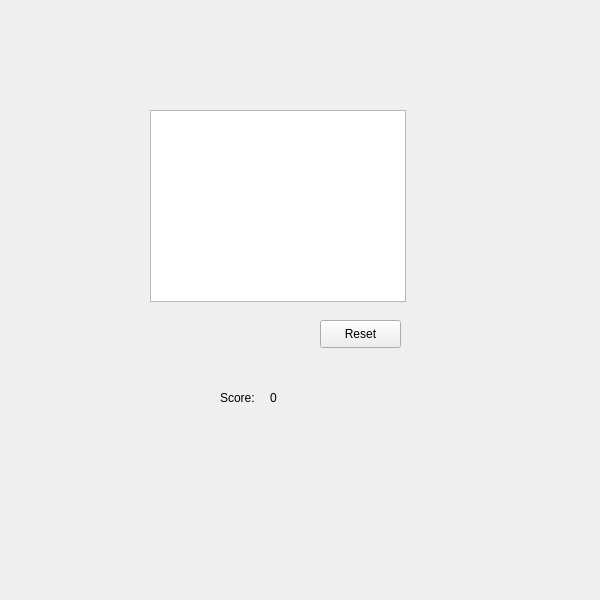
Above: program/view/uiFiles/taskPage.ui from Ayslim/TaskTally before the change. Below: the same form after it.
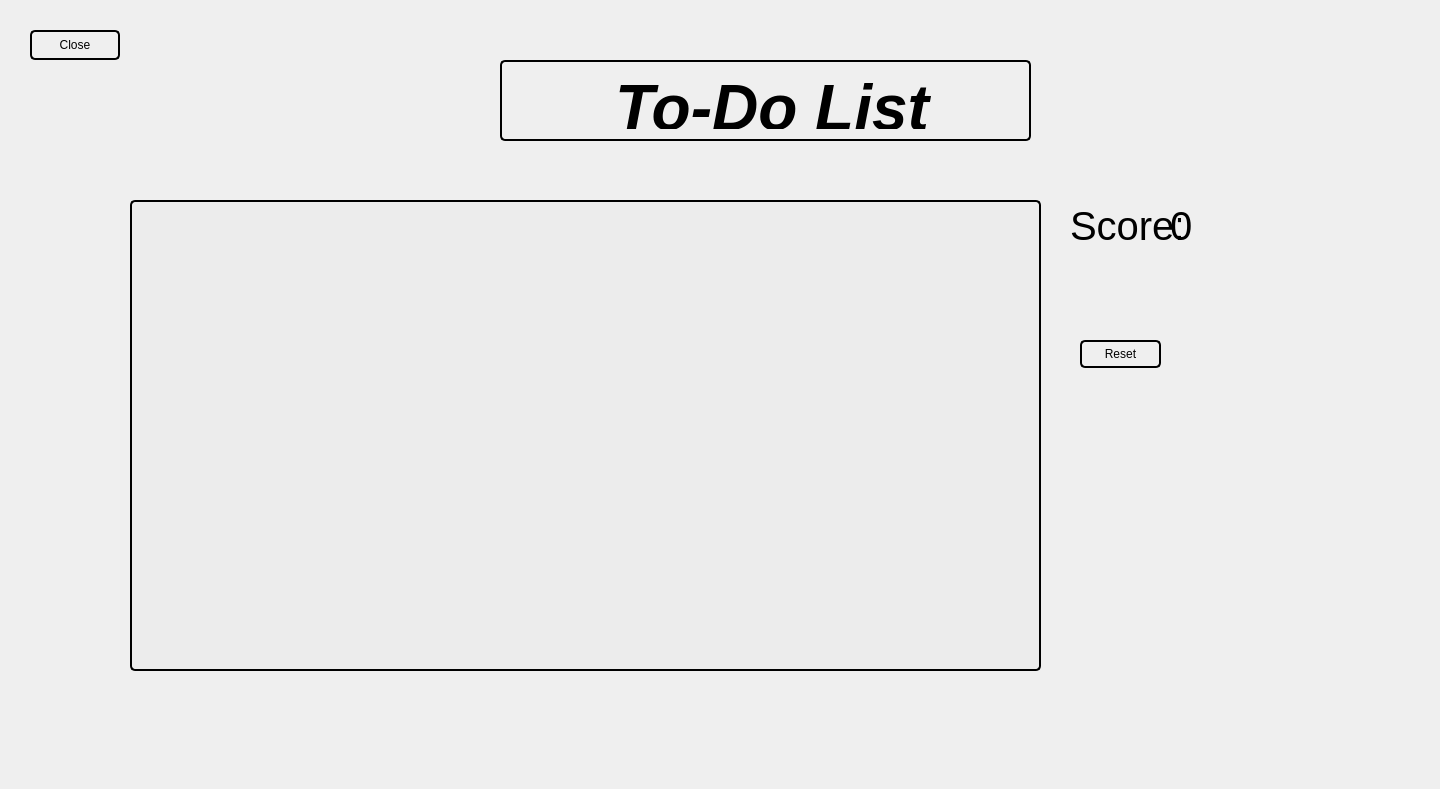
That is the form after the change.

Commit message: Made the UI cleaner and added functionalities to the buttons. Added the self care tips.

Diff of the .ui file:
```diff
--- a/program/view/uiFiles/taskPage.ui
+++ b/program/view/uiFiles/taskPage.ui
@@ -6,8 +6,8 @@
    <rect>
     <x>0</x>
     <y>0</y>
-    <width>600</width>
-    <height>600</height>
+    <width>1440</width>
+    <height>789</height>
    </rect>
   </property>
   <property name="windowTitle">
@@ -16,12 +16,23 @@
   <widget class="QPushButton" name="resetAllTasksBtn">
    <property name="geometry">
     <rect>
-     <x>320</x>
-     <y>320</y>
+     <x>1080</x>
+     <y>340</y>
      <width>81</width>
      <height>28</height>
     </rect>
    </property>
+   <property name="styleSheet">
+    <string notr="true">QPushButton {
+       	     color: black;
+              border: 2px solid black;
+              border-radius: 5px;
+            }
+           QPushButton:hover {
+                background-color: #d3d3d3;
+            }
+            </string>
+   </property>
    <property name="text">
     <string>Reset</string>
    </property>
@@ -29,12 +40,18 @@
   <widget class="QLabel" name="totalScore">
    <property name="geometry">
     <rect>
-     <x>270</x>
-     <y>390</y>
-     <width>55</width>
-     <height>16</height>
+     <x>1170</x>
+     <y>200</y>
+     <width>71</width>
+     <height>51</height>
     </rect>
    </property>
+   <property name="styleSheet">
+    <string notr="true">QLabel {
+                font-size: 30pt;
+                color: black;              
+            }</string>
+   </property>
    <property name="text">
     <string>0</string>
    </property>
@@ -42,12 +59,18 @@
   <widget class="QLabel" name="label">
    <property name="geometry">
     <rect>
-     <x>220</x>
-     <y>390</y>
-     <width>55</width>
-     <height>16</height>
+     <x>1070</x>
+     <y>200</y>
+     <width>111</width>
+     <height>51</height>
     </rect>
    </property>
+   <property name="styleSheet">
+    <string notr="true">QLabel {
+                font-size: 30pt;
+                color: black;
+            }</string>
+   </property>
    <property name="text">
     <string>Score:</string>
    </property>
@@ -55,16 +78,72 @@
   <widget class="QListWidget" name="taskListView">
    <property name="geometry">
     <rect>
-     <x>150</x>
-     <y>110</y>
-     <width>256</width>
-     <height>192</height>
+     <x>130</x>
+     <y>200</y>
+     <width>911</width>
+     <height>471</height>
     </rect>
    </property>
+   <property name="styleSheet">
+    <string notr="true">QListWidget {
+               font-size: 20pt;
+               border: 2px solid black;
+               border-radius: 5px;
+               background-color: #ECECEC;
+               border-radius: 5px;
+            }</string>
+   </property>
    <property name="selectionMode">
     <enum>QAbstractItemView::MultiSelection</enum>
    </property>
   </widget>
+  <widget class="QPushButton" name="pushButton">
+   <property name="geometry">
+    <rect>
+     <x>30</x>
+     <y>30</y>
+     <width>90</width>
+     <height>30</height>
+    </rect>
+   </property>
+   <property name="styleSheet">
+    <string notr="true"> QPushButton {
+       	     color: black;
+              border: 2px solid black;
+              border-radius: 5px;
+            }
+           QPushButton:hover {
+                background-color: #d3d3d3;
+            }</string>
+   </property>
+   <property name="text">
+    <string>Close</string>
+   </property>
+  </widget>
+  <widget class="QLabel" name="label_2">
+   <property name="geometry">
+    <rect>
+     <x>500</x>
+     <y>60</y>
+     <width>531</width>
+     <height>81</height>
+    </rect>
+   </property>
+   <property name="styleSheet">
+    <string notr="true">QLabel {
+                color: black;
+            	   font-size: 48px;
+                font-style: italic;
+                font-weight: bold;
+                padding: 10px;
+                border-radius: 5px;
+                border: 2px solid black;
+            }</string>
+   </property>
+   <property name="text">
+    <string>&lt;html&gt;&lt;head/&gt;&lt;body&gt;&lt;p align=&quot;center&quot;&gt;&lt;span style=&quot; font-size:48pt; font-weight:600; font-style:italic;&quot;&gt;To-Do List&lt;/span&gt;&lt;/p&gt;&lt;/body&gt;&lt;/html&gt;</string>
+   </property>
+  </widget>
  </widget>
  <resources/>
  <connections/>
```
The commit also changes 17 other files.
